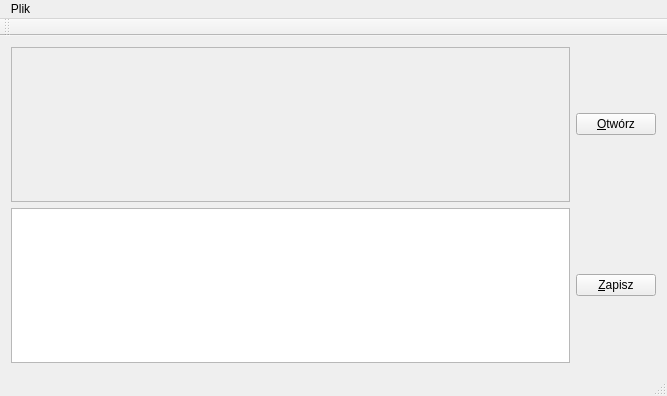
Before: the Qt Designer form mainwindow.ui in Nieminimalnofazowi/projektKlawiatura, drawn with Qt 5.
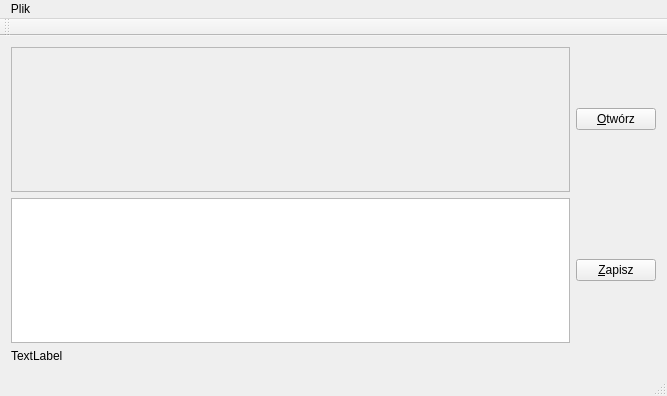
After: the same form once the commit is applied.

Commit message:
Znaki na minute
Znaki/min odswiezane co 5 znakow. Nastepny commit - poprawka na
odswiezanie co interwal czasu + dodanie slow/min. Rownolegle mozna
pracowac nad wgraniem tekstu do gornego okna i/lub testowaniem
poprawnosci

Diff of the .ui file:
```diff
--- a/mainwindow.ui
+++ b/mainwindow.ui
@@ -15,7 +15,7 @@
   </property>
   <widget class="QWidget" name="centralWidget">
    <layout class="QGridLayout" name="gridLayout">
-    <item row="5" column="0">
+    <item row="7" column="0">
      <widget class="QTextEdit" name="testTextBox">
       <property name="enabled">
        <bool>false</bool>
@@ -25,23 +25,30 @@
       </property>
      </widget>
     </item>
-    <item row="6" column="0">
+    <item row="10" column="0">
      <widget class="QTextEdit" name="typedTextBox"/>
     </item>
-    <item row="6" column="1">
-     <widget class="QPushButton" name="saveButton">
-      <property name="text">
-       <string>&amp;Zapisz</string>
-      </property>
-     </widget>
-    </item>
-    <item row="5" column="1">
+    <item row="7" column="3">
      <widget class="QPushButton" name="openFileButton">
       <property name="text">
        <string>&amp;Otwórz</string>
       </property>
      </widget>
     </item>
+    <item row="10" column="3">
+     <widget class="QPushButton" name="saveButton">
+      <property name="text">
+       <string>&amp;Zapisz</string>
+      </property>
+     </widget>
+    </item>
+    <item row="11" column="0">
+     <widget class="QLabel" name="charPerMinute">
+      <property name="text">
+       <string>TextLabel</string>
+      </property>
+     </widget>
+    </item>
    </layout>
   </widget>
   <widget class="QMenuBar" name="menuBar">
```
Left out of the diff: 2 changed lines with no effect on the pictures. The commit also changes 3 other files.
